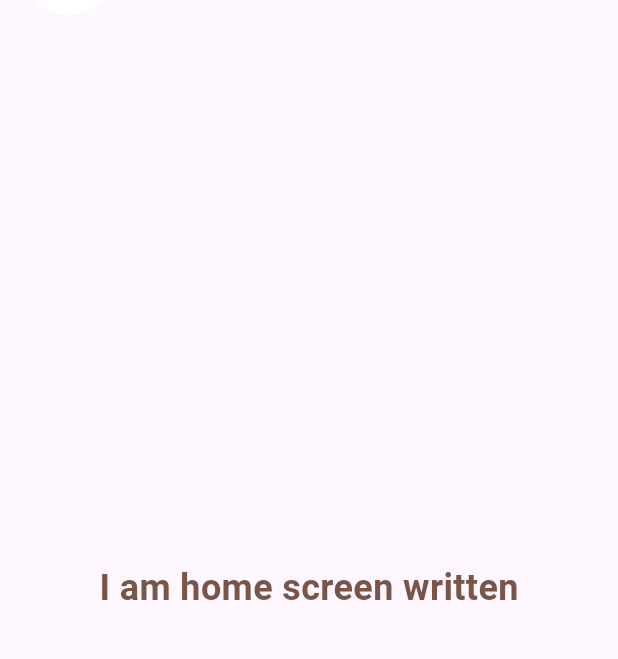
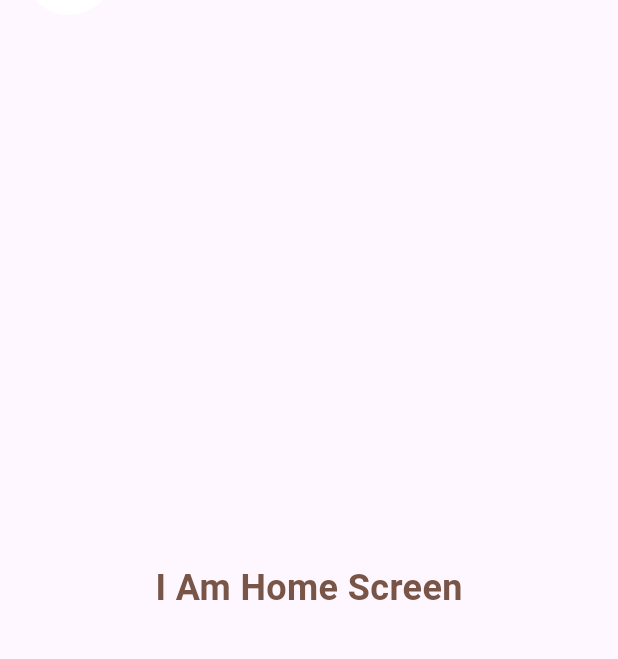
Before and after one commit to anshuyas/daisy_brew, a Flutter app: the HomeScreen screen opened directly, on a phone screen of 412 x 824 dp, the part 99-758 px from its top. Run offline on Flutter 3.47's test engine with Material 3 defaults, Android fonts, the phone set to English and light mode, and no system bars.

```diff
--- a/lib/screens/home_screen.dart
+++ b/lib/screens/home_screen.dart
@@ -29,7 +29,7 @@ class HomeScreen extends StatelessWidget {
             Expanded(
               child: Center(
                 child: Text(
-                  'I am home screen written',
+                  'I Am Home Screen',
                   style: TextStyle(
                     fontSize: 24,
                     fontWeight: FontWeight.bold,
```
Also changed, not shown: lib/screens/signup_screen.dart (+21 -2 lines).
